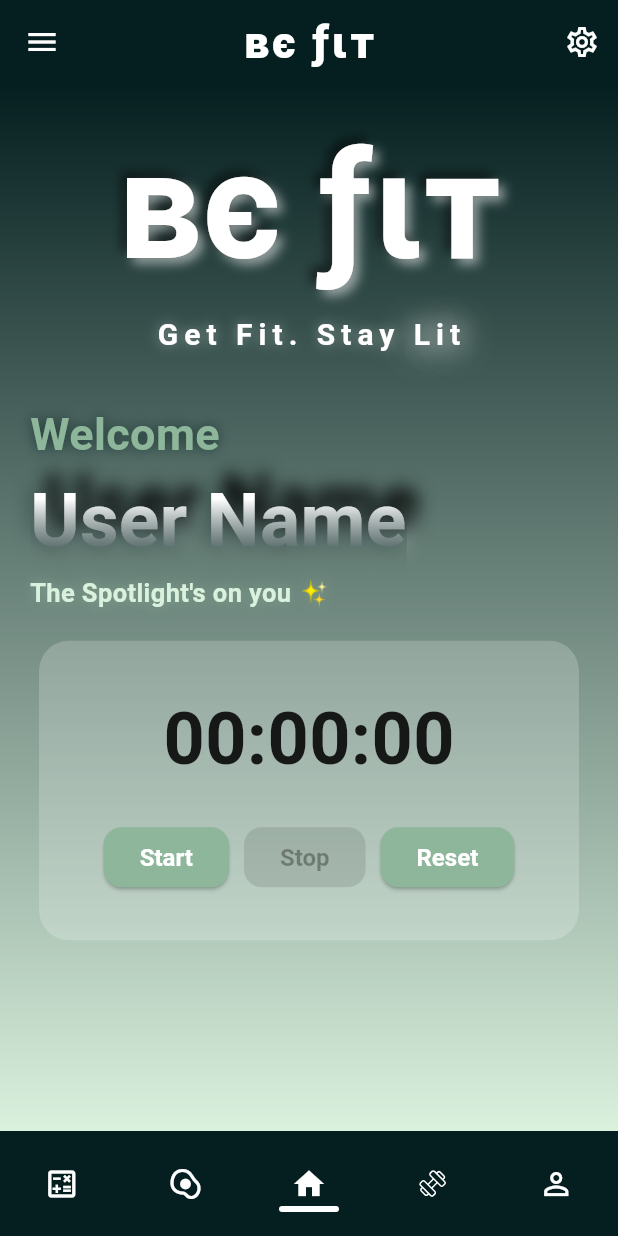
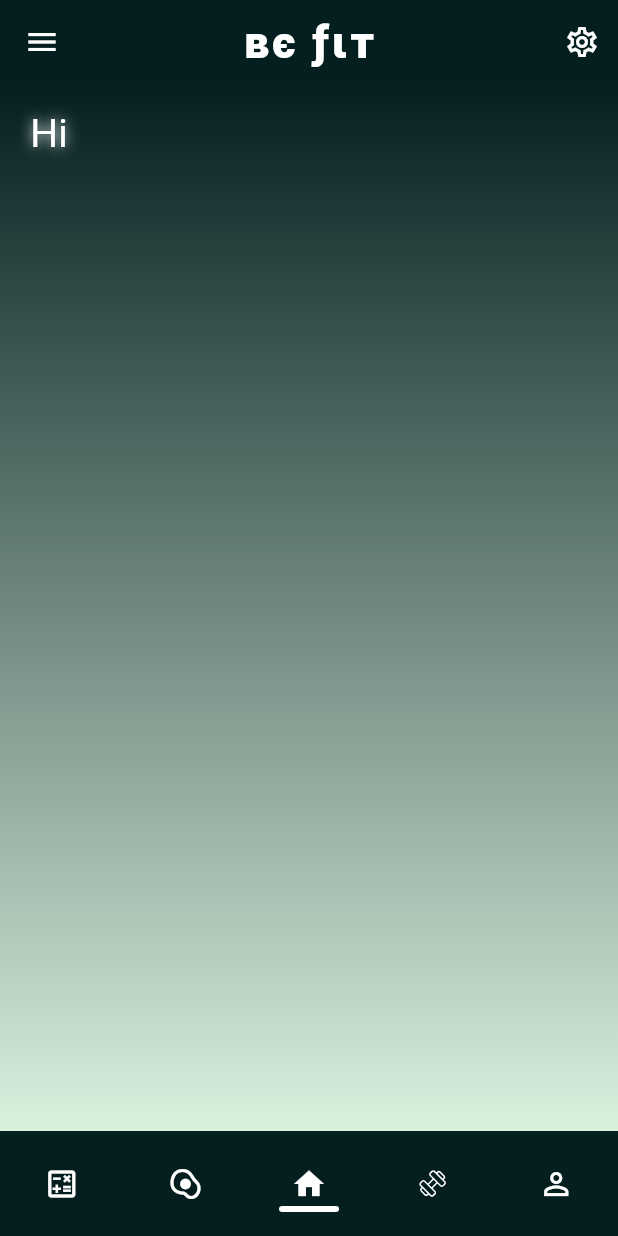
Before and after one commit to DJXROSSS/Fitness-App, a Flutter app: the screen it shows once a user with an empty profile is signed in, on a phone screen of 412 x 824 dp. Run offline on Flutter 3.47's test engine with Material 3 defaults, Android fonts, the phone set to English and light mode, and no system bars; our stand-ins replace animated_text_kit, cloud_firestore, firebase_auth, firebase_core, flutter_svg, get and 1 more; accounts and stored records are empty; Roboto replaces fonts that are missing (Segoe UI).

Commit message:
working on new HomeScreen

```diff
--- a/lib/pages/Login_screen.dart
+++ b/lib/pages/Login_screen.dart
@@ -189,7 +189,6 @@ class _SignInState extends State<SignInScreen> {
                                 return null;
                               },
                             ),
-                            // const SizedBox(height: 5),
                             Align(
                               alignment: Alignment.centerRight,
                               child: TextButton(
--- a/lib/pages/home_page.dart
+++ b/lib/pages/home_page.dart
@@ -1,13 +1,31 @@
 import 'package:befit/services/frostedGlassEffect.dart';
 import 'package:befit/pages/profile_page.dart';
 import 'package:befit/services/stopWatch.dart';
+import 'package:firebase_auth/firebase_auth.dart';
 import 'package:flutter/material.dart';
 import 'package:befit/services/app_theme.dart';
 
 import '../main.dart';
 import 'Suggested_page.dart';
 
-class MainHomePage extends StatelessWidget {
+class MainHomePage extends StatefulWidget {
+
+  @override
+  State<MainHomePage> createState() => _MainHomePageState();
+}
+
+class _MainHomePageState extends State<MainHomePage> {
+  final user =  FirebaseAuth.instance.currentUser;
+
+  String? userName;
+
+  @override
+  void initState() {
+    super.initState();
+    final user = FirebaseAuth.instance.currentUser;
+    userName = user?.displayName ?? "User";
+  }
+
   @override
   Widget build(BuildContext context) {
     return Scaffold(
@@ -28,181 +46,199 @@ class MainHomePage extends StatelessWidget {
           ),
         ),
         child: SafeArea(
+          child: Padding(
+            padding: const EdgeInsets.symmetric(vertical: 5.0, horizontal: 20),
             child: Column(
               crossAxisAlignment: CrossAxisAlignment.start,
               children: [
-              const SizedBox(height: 10),
-              Center(
-                child: Stack(
-                  children: [
-                    Text(
-                      'вє ƒιт',
+                // const SizedBox(height: 10),
+                // Center(
+                //   child: Stack(
+                //     children: [
+                //       Text(
+                //         'вє ƒιт',
+                //         style: TextStyle(
+                //           fontWeight: FontWeight.bold,
+                //           fontSize: 100,
+                //           foreground: Paint()
+                //             ..color = Colors.black.withAlpha(153) // 0.6 opacity
+                //             ..maskFilter =
+                //             const MaskFilter.blur(BlurStyle.inner, 4),
+                //         ),
+                //       ),
+                //       Text(
+                //         'вє ƒιт',
+                //         style: TextStyle(
+                //           fontSize: 100,
+                //           fontWeight: FontWeight.bold,
+                //           color: Colors.white,
+                //           shadows: [
+                //             Shadow(
+                //               offset: Offset(4, 4),
+                //               blurRadius: 8,
+                //               color: Colors.white.withAlpha(128),
+                //             ),
+                //             Shadow(
+                //               offset: Offset(-4, -4),
+                //               blurRadius: 8,
+                //               color: Colors.black.withAlpha(128),
+                //             ),
+                //           ],
+                //         ),
+                //       ),
+                //     ],
+                //   ),
+                // ),
+                // Center(
+                //   child: Row(
+                //     crossAxisAlignment: CrossAxisAlignment.center,
+                //     mainAxisAlignment: MainAxisAlignment.center,
+                //     children: [
+                //       Text(
+                //         'Get Fit. Stay ',
+                //         style: TextStyle(
+                //           fontSize: 20,
+                //           fontWeight: FontWeight.bold,
+                //           letterSpacing: 4,
+                //           color: Colors.white,
+                //           shadows: [
+                //             Shadow(
+                //               offset: Offset(0, 0),
+                //               blurRadius: 10,
+                //               color: Colors.white.withAlpha(102), // 0.4 opacity
+                //             ),
+                //           ],
+                //         ),
+                //       ),
+                //       Text(
+                //         'Lit',
+                //         style: TextStyle(
+                //           fontSize: 20,
+                //           fontWeight: FontWeight.bold,
+                //           letterSpacing: 4,
+                //           color: Colors.white,
+                //           shadows: [
+                //             Shadow(
+                //               offset: Offset(1, 1),
+                //               blurRadius: 25,
+                //               color: Colors.white,
+                //             ),
+                //             Shadow(
+                //               offset: Offset(-1, -1),
+                //               blurRadius: 25,
+                //               color: Colors.white,
+                //             ),
+                //           ],
+                //         ),
+                //       ),
+                //     ],
+                //   ),
+                // ),
+                // SizedBox(height: 10,),
+                // Padding(
+                //   padding: const EdgeInsets.only(left: 20, top: 20),
+                //   child: Column(
+                //     crossAxisAlignment: CrossAxisAlignment.start,
+                //     children: [
+                //       Text(
+                //         'Welcome',
+                //         style: TextStyle(
+                //           color: AppTheme.primaryColor,
+                //           fontSize: 30,
+                //           fontWeight: FontWeight.bold,
+                //           shadows: [
+                //             Shadow(
+                //               offset: Offset(0,0),
+                //               blurRadius: 10,
+                //               color: AppTheme.appBarBg.withAlpha(167)
+                //             )
+                //           ]
+                //         ),
+                //       ),
+                //       ShaderMask(
+                //         shaderCallback: (bounds) => LinearGradient(
+                //           begin: Alignment.topCenter,
+                //           end: Alignment.bottomCenter,
+                //           colors: [
+                //             Colors.white,
+                //             AppTheme.appBarBg.withAlpha(160),
+                //           ],
+                //           stops: [0.3, 1]
+                //         ).createShader(Rect.fromLTWH(0, 0, bounds.width, bounds.height)),
+                //         child: Text(
+                //           'User Name',
+                //           style: TextStyle(
+                //             fontWeight: FontWeight.bold,
+                //             fontSize: 50,
+                //             color: Colors.white,
+                //             shadows: [
+                //               Shadow(
+                //                 offset: Offset(3, 3),
+                //                 blurRadius: 15,
+                //                 color: Colors.white.withAlpha(100),
+                //
+                //               ),
+                //               Shadow(
+                //                 offset: Offset(-2, -2),
+                //                 blurRadius: 15,
+                //                 color: AppTheme.appBarBg.withAlpha(140),
+                //               ),
+                //               Shadow(
+                //                 offset: Offset(9, -13),
+                //                 color: Colors.black,
+                //                 blurRadius: 15,
+                //               )
+                //             ]
+                //           ),
+                //         ),
+                //       ),
+                //       Text(
+                //         'The Spotlight\'s on you ✨',
+                //         style: TextStyle(
+                //           color: AppTheme.backgroundColor,
+                //           fontSize: 17,
+                //           fontWeight: FontWeight.bold,
+                //           // fontFamily: 'Mono',
+                //           shadows: [
+                //             Shadow(
+                //                 offset: Offset(0,0),
+                //                 blurRadius: 10,
+                //                 color: AppTheme.primaryColor.withAlpha(167)
+                //             )
+                //           ]
+                //         ),
+                //       ),
+                //     ],
+                //   ),
+                // ),
+                SizedBox(height: 10,),
+                Text('Hi',
                   style: TextStyle(
-                        fontWeight: FontWeight.bold,
-                        fontSize: 100,
-                        foreground: Paint()
-                          ..color = Colors.black.withAlpha(153) // 0.6 opacity
-                          ..maskFilter =
-                          const MaskFilter.blur(BlurStyle.inner, 4),
-                      ),
-                    ),
-                    Text(
-                      'вє ƒιт',
-                      style: TextStyle(
-                        fontSize: 100,
-                        fontWeight: FontWeight.bold,
                     color: Colors.white,
-                        shadows: [
-                          Shadow(
-                            offset: Offset(4, 4),
-                            blurRadius: 8,
-                            color: Colors.white.withAlpha(128),
-                          ),
-                          Shadow(
-                            offset: Offset(-4, -4),
-                            blurRadius: 8,
-                            color: Colors.black.withAlpha(128),
-                          ),
-                        ],
-                      ),
-                    ),
-                  ],
-                ),
-              ),
-              Center(
-                child: Row(
-                  crossAxisAlignment: CrossAxisAlignment.center,
-                  mainAxisAlignment: MainAxisAlignment.center,
-                  children: [
-                    Text(
-                      'Get Fit. Stay ',
-                      style: TextStyle(
-                        fontSize: 20,
-                        fontWeight: FontWeight.bold,
-                        letterSpacing: 4,
-                        color: Colors.white,
+                    fontSize: 26,
+                    fontWeight: FontWeight.normal,
                     shadows: [
                       Shadow(
                         offset: Offset(0, 0),
                         blurRadius: 10,
-                            color: Colors.white.withAlpha(102), // 0.4 opacity
-                          ),
-                        ],
-                      ),
-                    ),
-                    Text(
-                      'Lit',
-                      style: TextStyle(
-                        fontSize: 20,
-                        fontWeight: FontWeight.bold,
-                        letterSpacing: 4,
                         color: Colors.white,
-                        shadows: [
-                          Shadow(
-                            offset: Offset(1, 1),
-                            blurRadius: 25,
-                            color: Colors.white,
-                          ),
-                          Shadow(
-                            offset: Offset(-1, -1),
-                            blurRadius: 25,
-                            color: Colors.white,
-                          ),
-                        ],
-                      ),
-                    ),
-                  ],
-                ),
-              ),
-              SizedBox(height: 10,),
-              Padding(
-                padding: const EdgeInsets.only(left: 20, top: 20),
-                child: Column(
-                  crossAxisAlignment: CrossAxisAlignment.start,
-                  children: [
-                    Text(
-                      'Welcome',
-                      style: TextStyle(
-                        color: AppTheme.primaryColor,
-                        fontSize: 30,
-                        fontWeight: FontWeight.bold,
-                        shadows: [
-                          Shadow(
-                            offset: Offset(0,0),
-                            blurRadius: 10,
-                            color: AppTheme.appBarBg.withAlpha(167)
                       )
                     ]
                   ),
                 ),
-                    ShaderMask(
-                      shaderCallback: (bounds) => LinearGradient(
-                        begin: Alignment.topCenter,
-                        end: Alignment.bottomCenter,
-                        colors: [
-                          Colors.white,
-                          AppTheme.appBarBg.withAlpha(160),
-                        ],
-                        stops: [0.3, 1]
-                      ).createShader(Rect.fromLTWH(0, 0, bounds.width, bounds.height)),
-                      child: Text(
-                        'User Name',
-                        style: TextStyle(
-                          fontWeight: FontWeight.bold,
-                          fontSize: 50,
-                          color: Colors.white,
-                          shadows: [
-                            Shadow(
-                              offset: Offset(3, 3),
-                              blurRadius: 15,
-                              color: Colors.white.withAlpha(100),
-
-                            ),
-                            Shadow(
-                              offset: Offset(-2, -2),
-                              blurRadius: 15,
-                              color: AppTheme.appBarBg.withAlpha(140),
-                            ),
-                            Shadow(
-                              offset: Offset(9, -13),
-                              color: Colors.black,
-                              blurRadius: 15,
-                            )
-                          ]
-                        ),
-                      ),
-                    ),
-                    Text(
-                      'The Spotlight\'s on you ✨',
-                      style: TextStyle(
-                        color: AppTheme.backgroundColor,
-                        fontSize: 17,
-                        fontWeight: FontWeight.bold,
-                        // fontFamily: 'Mono',
-                        shadows: [
-                          Shadow(
-                              offset: Offset(0,0),
-                              blurRadius: 10,
-                              color: AppTheme.primaryColor.withAlpha(167)
-                          )
-                        ]
-                      ),
-                    ),
+                Text(userName!),
+                // Center(
+                //   child: FrostedGlassBox(
+                //     height: 200,
+                //     width: 360,
+                //     // child: Text('data'),
+                //     child: Center(
+                //       child: SimpleStopwatch(),
+                //     ),
+                //   ),
+                // ),
               ],
             ),
-              ),
-              SizedBox(height: 20,),
-              Center(
-                child: FrostedGlassBox(
-                  height: 200,
-                  width: 360,
-                  // child: Text('data'),
-                  child: Center(
-                    child: SimpleStopwatch(),
-                  ),
-                ),
-              ),
-            ],
           ),
         ),
       ),
```
Lines whose indentation alone changed are shown as unchanged.
